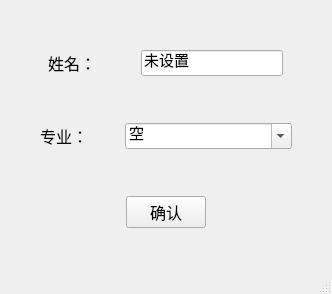
First picture: the form in UI/vip.ui, repository QuewangLiu/Library, before the edit.
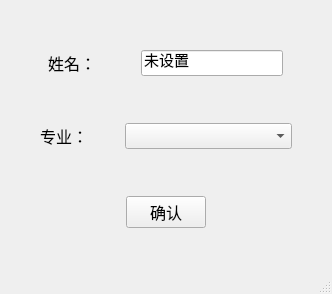
Second picture: the form after the edit.

```diff
--- a/UI/vip.ui
+++ b/UI/vip.ui
@@ -2,6 +2,9 @@
 <ui version="4.0">
  <class>vip</class>
  <widget class="QMainWindow" name="vip">
+  <property name="enabled">
+   <bool>true</bool>
+  </property>
   <property name="geometry">
    <rect>
     <x>0</x>
@@ -113,10 +116,10 @@
          </font>
         </property>
         <property name="editable">
-         <bool>true</bool>
+         <bool>false</bool>
         </property>
         <property name="currentText">
-         <string>空</string>
+         <string/>
         </property>
        </widget>
       </item>
```
